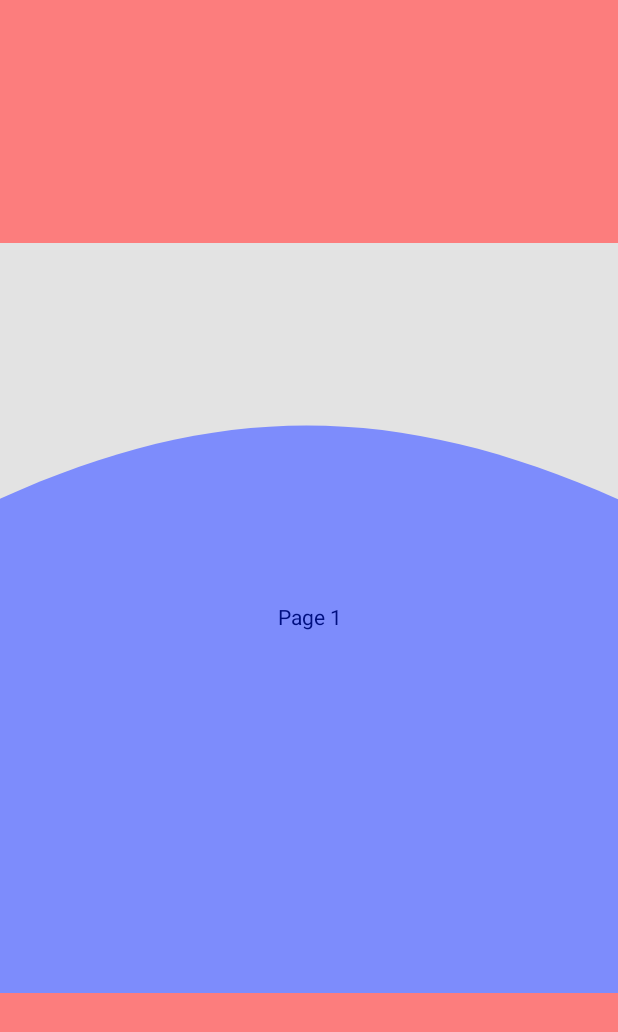
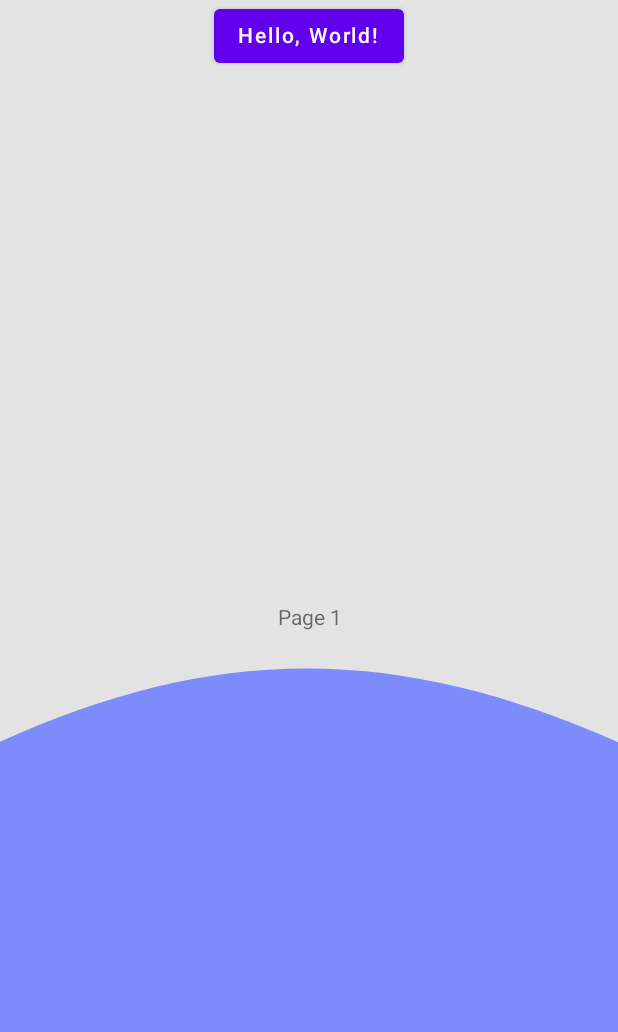
Before and after one commit to git-jr/KMPSensors, an Android app built with Jetpack Compose: the screen it shows after launch (MainActivity), on a phone screen of 412 x 824 dp. Shown: the top 1032 px of the screen. Run offline under Robolectric (Android 15) with nearby library versions, the phone set to English and light mode, and no system bars; our stand-ins replace Compose Multiplatform resources; libraries missing offline, so code that uses them is left out: io.kamel.image; network calls fail; 1 statement that could not run was skipped.

Commit message:
adding ktor, kamel and kotlinx-serialization to request api
using plugin ”JSON to Kotlin Class" to generate data class automatically from json

```diff
--- a/androidApp/src/androidMain/AndroidManifest.xml
+++ b/androidApp/src/androidMain/AndroidManifest.xml
@@ -1,5 +1,8 @@
 <?xml version="1.0" encoding="utf-8"?>
 <manifest xmlns:android="http://schemas.android.com/apk/res/android">
+
+    <uses-permission android:name="android.permission.INTERNET" />
+    <uses-permission android:name="android.permission.ACCESS_NETWORK_STATE" />
 
     <application
         android:allowBackup="true"
--- a/androidApp/src/androidMain/kotlin/com/myapplication/MainActivity.kt
+++ b/androidApp/src/androidMain/kotlin/com/myapplication/MainActivity.kt
@@ -1,9 +1,5 @@
 package com.myapplication
 
-//import androidx.compose.animation.core.Spring
-//import androidx.compose.animation.core.animateFloatAsState
-//import androidx.compose.animation.core.spring
-//import androidx.compose.foundation.Canvas
 import MainView
 import android.content.Context
 import android.hardware.Sensor
--- a/gradle.properties
+++ b/gradle.properties
@@ -15,8 +15,8 @@ kotlin.native.cacheKind=none
 
 #Android
 android.useAndroidX=true
-android.compileSdk=34
-android.targetSdk=34
+android.compileSdk=33
+android.targetSdk=33
 android.minSdk=24
 
 #Versions
--- a/shared/src/commonMain/kotlin/App.kt
+++ b/shared/src/commonMain/kotlin/App.kt
@@ -31,8 +31,16 @@ import androidx.compose.ui.graphics.Color
 import androidx.compose.ui.graphics.Path
 import androidx.compose.ui.graphics.drawscope.Fill
 import androidx.compose.ui.unit.dp
+import io.kamel.image.KamelImage
+import io.kamel.image.asyncPainterResource
+import io.ktor.client.HttpClient
+import io.ktor.client.call.body
+import io.ktor.client.plugins.contentnegotiation.ContentNegotiation
+import io.ktor.client.request.get
+import io.ktor.serialization.kotlinx.json.json
 import kotlinx.coroutines.delay
 import kotlinx.coroutines.launch
+import model.AluraAPI
 import org.jetbrains.compose.resources.ExperimentalResourceApi
 import org.jetbrains.compose.resources.painterResource
 
@@ -42,8 +50,15 @@ private var valueToBeChangedOnTheLeft by mutableStateOf(0f)
 private var valueToBeChangedOnTheRight by mutableStateOf(0f)
 private var rotate by mutableStateOf(0)
 
+@OptIn(ExperimentalResourceApi::class)
 @Composable
 fun App() {
+
+
+    LaunchedEffect(Unit) {
+        val profile = getProfile()
+        println("Olha aqui oh: $profile")
+    }
 
     LaunchedEffect(Unit) {
         if (getPlatformName() == "ios") {
@@ -59,8 +74,11 @@ fun App() {
     MaterialTheme {
         Box(
             Modifier.fillMaxSize(),
-            contentAlignment = Alignment.Center
+            contentAlignment = Alignment.BottomCenter
         ) {
+
+
+            // tabs
             TabScreen(
                 modifier = Modifier,
                 hasMovedToLeft = {
@@ -112,10 +130,45 @@ fun App() {
                 }
             )
 
+            // wave
             SimpleWave(
                 modifier = Modifier
                     .alpha(0.5f)
             )
+
+
+            // image
+            Column(
+                Modifier.fillMaxSize(),
+                horizontalAlignment = Alignment.CenterHorizontally
+            ) {
+                var greetingText by remember { mutableStateOf("Hello, World!") }
+                var showImage by remember { mutableStateOf(false) }
+
+
+                Button(onClick = {
+                    greetingText = "Hello, ${getPlatformName()}"
+                    showImage = !showImage
+                }) {
+                    Text(greetingText)
+                }
+                AnimatedVisibility(
+                    enter = fadeIn() + expandVertically(
+                        spring(
+                            dampingRatio = Spring.DampingRatioHighBouncy,
+                            stiffness = Spring.StiffnessLow
+                        )
+                    ),
+                    visible = showImage
+                ) {
+                    KamelImage(
+                        asyncPainterResource("https://liquipedia.net/commons/images/2/2e/Going_Merry_Cartoon.png"),
+                        null
+                    )
+                }
+            }
+
+
         }
     }
 }
@@ -124,18 +177,15 @@ fun App() {
 private fun SimpleWave(modifier: Modifier) {
     Column(
         modifier = modifier
-            .fillMaxSize()
-            .background(Color.Red),
-        verticalArrangement = Arrangement.Center,
+            .fillMaxSize(),
         horizontalAlignment = Alignment.CenterHorizontally
     ) {
         Box(
             modifier = Modifier
-                .fillMaxWidth()
+                .fillMaxSize()
                 .background(Color.LightGray),
-            contentAlignment = Alignment.Center
+            contentAlignment = Alignment.BottomCenter
         ) {
-
             var width: Float
             var height = 1080f
 
@@ -227,4 +277,17 @@ fun AppOld() {
     }
 }
 
+val httpClient = HttpClient {
+    install(ContentNegotiation) {
+        json()
+    }
+}
+
+suspend fun getProfile(): AluraAPI {
+    val profile = httpClient
+        .get("https://www.alura.com.br/api/dashboard/682f477ae8b1c348c0c5a53cbd94f7def5c8fb260b2028da7c0fa1a8618c75ee")
+        .body<AluraAPI>()
+    return profile
+}
+
 expect fun getPlatformName(): String
```
Also changed, not shown: shared/build.gradle.kts (+17 -3 lines), shared/src/commonMain/kotlin/model/AluraAPI.kt (added, +10 -0 lines), shared/src/commonMain/kotlin/model/CourseProgresse.kt (added, +14 -0 lines), shared/src/commonMain/kotlin/model/Guide.kt (added, +19 -0 lines).
